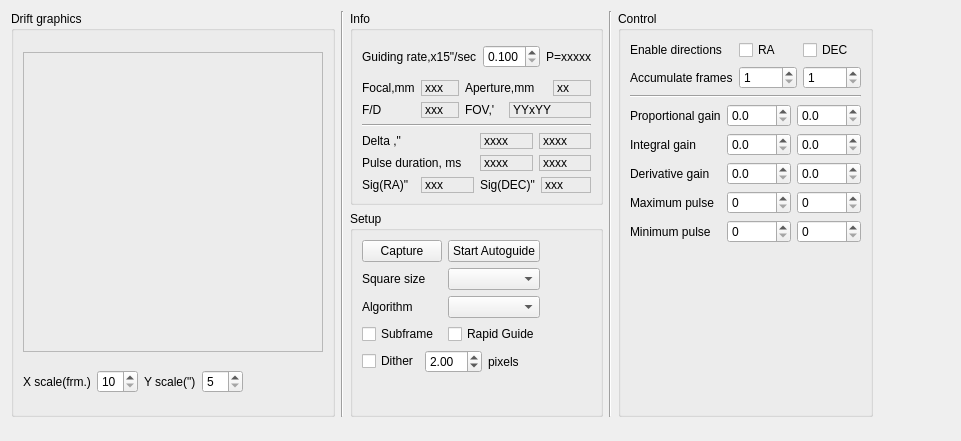
First picture: the form in kstars/ekos/guide/guider.ui, repository KDE/kstars, before the edit.
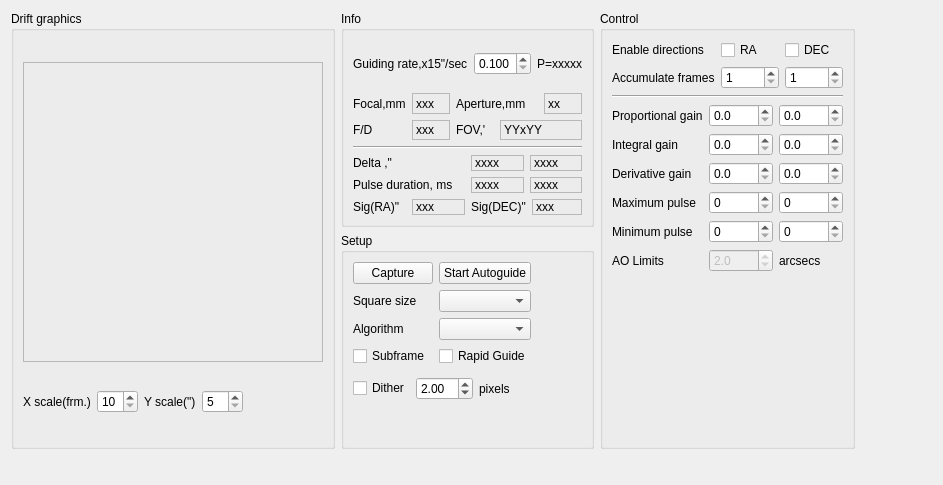
Second picture: the form after the edit.

```diff
--- a/kstars/ekos/guide/guider.ui
+++ b/kstars/ekos/guide/guider.ui
@@ -6,8 +6,8 @@
    <rect>
     <x>0</x>
     <y>0</y>
-    <width>961</width>
-    <height>441</height>
+    <width>943</width>
+    <height>485</height>
    </rect>
   </property>
   <property name="sizePolicy">
@@ -138,13 +138,6 @@
        </item>
       </layout>
      </item>
-     <item>
-      <widget class="Line" name="line_4">
-       <property name="orientation">
-        <enum>Qt::Vertical</enum>
-       </property>
-      </widget>
-     </item>
      <item>
       <layout class="QVBoxLayout" name="verticalLayout_2">
        <item>
@@ -582,13 +575,6 @@
        </item>
       </layout>
      </item>
-     <item>
-      <widget class="Line" name="line_3">
-       <property name="orientation">
-        <enum>Qt::Vertical</enum>
-       </property>
-      </widget>
-     </item>
      <item>
       <widget class="QGroupBox" name="groupBox_Control">
        <property name="title">
@@ -773,6 +759,42 @@
             </property>
            </widget>
           </item>
+          <item row="5" column="0">
+           <widget class="QLabel" name="l_23">
+            <property name="text">
+             <string>AO Limits</string>
+            </property>
+           </widget>
+          </item>
+          <item row="5" column="1">
+           <widget class="QDoubleSpinBox" name="spinBox_AOLimit">
+            <property name="enabled">
+             <bool>false</bool>
+            </property>
+            <property name="toolTip">
+             <string>Maximum deviation to correct for using Adaptive Optics unit. If the guiding deviation exceeds this value, Ekos will guide the mount mechanically</string>
+            </property>
+            <property name="decimals">
+             <number>1</number>
+            </property>
+            <property name="maximum">
+             <double>30.000000000000000</double>
+            </property>
+            <property name="singleStep">
+             <double>0.500000000000000</double>
+            </property>
+            <property name="value">
+             <double>2.000000000000000</double>
+            </property>
+           </widget>
+          </item>
+          <item row="5" column="2">
+           <widget class="QLabel" name="l_24">
+            <property name="text">
+             <string>arcsecs</string>
+            </property>
+           </widget>
+          </item>
          </layout>
         </item>
         <item>
@@ -806,6 +828,20 @@
      </item>
     </layout>
    </item>
+   <item>
+    <widget class="Line" name="line_3">
+     <property name="orientation">
+      <enum>Qt::Vertical</enum>
+     </property>
+    </widget>
+   </item>
+   <item>
+    <widget class="Line" name="line_4">
+     <property name="orientation">
+      <enum>Qt::Vertical</enum>
+     </property>
+    </widget>
+   </item>
    <item>
     <spacer name="verticalSpacer_2">
      <property name="orientation">
```
